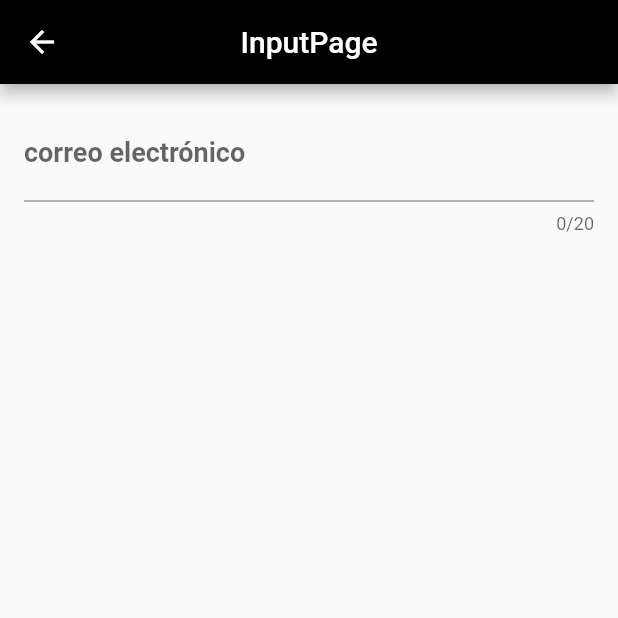
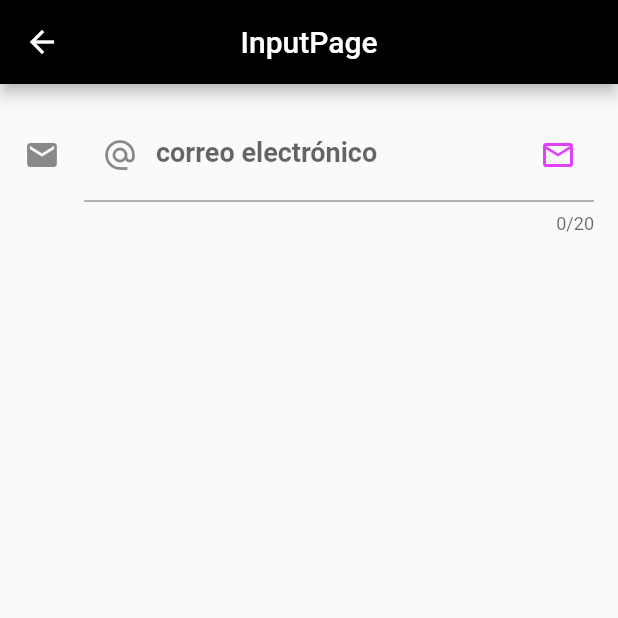
Before and after one commit to cparragatorres/flutter_codigo5_components, a Flutter app: the InputPage screen opened directly, on a phone screen of 412 x 824 dp, the top half of it. Run offline on Flutter 3.47's test engine with Material 2 defaults, Android fonts, the phone set to English and light mode, and no system bars; our stand-ins replace font_awesome_flutter, google_fonts; network calls fail.

Commit message:
Input Page 2.3

```diff
--- a/lib/pages/input_pages.dart
+++ b/lib/pages/input_pages.dart
@@ -31,11 +31,17 @@ class InputPage extends StatelessWidget {
                   label: Text("correo electrónico"),
                   hintText: "example@gmail.com",
                   hintStyle: TextStyle(
-                    color: Colors.pinkAccent.withOpacity(0.35),
+                    color: Colors.black.withOpacity(0.35),
                     fontWeight: FontWeight.w400,
                     fontSize: 16.0,
                   ),
+                  icon: Icon(Icons.email),
+                  prefixIcon: Icon(Icons.alternate_email),
+                  suffixIcon: Icon(Icons.email_outlined,color: Colors.purpleAccent),
                 ),
+                onChanged: (String value){
+                  print(value);
+                },
               ),
             ],
           ),
```
